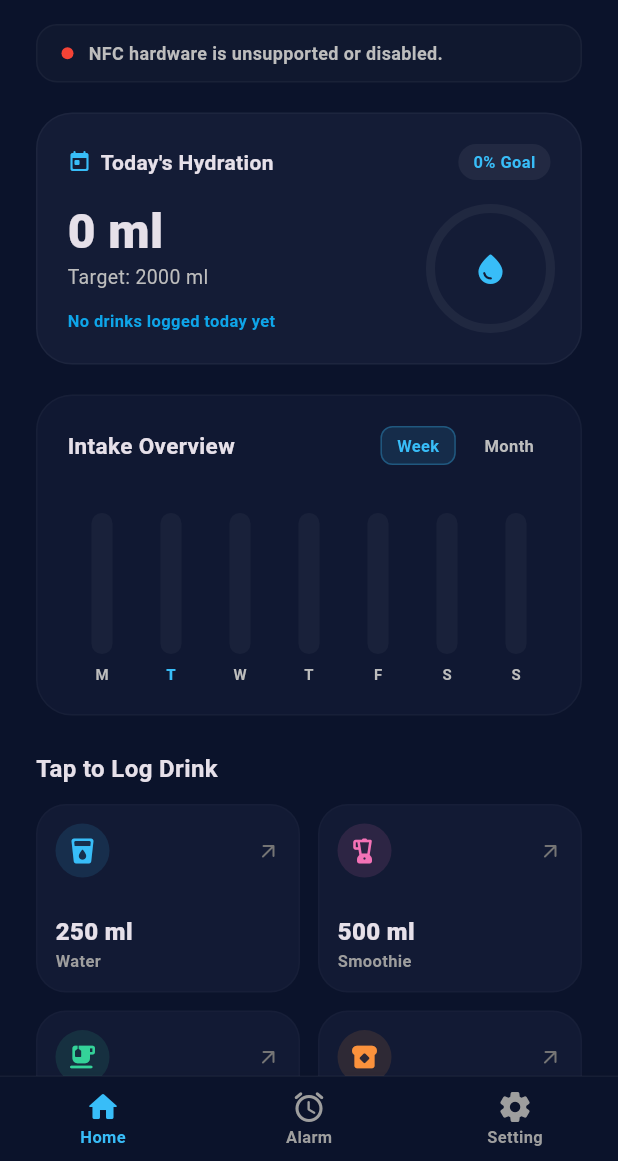
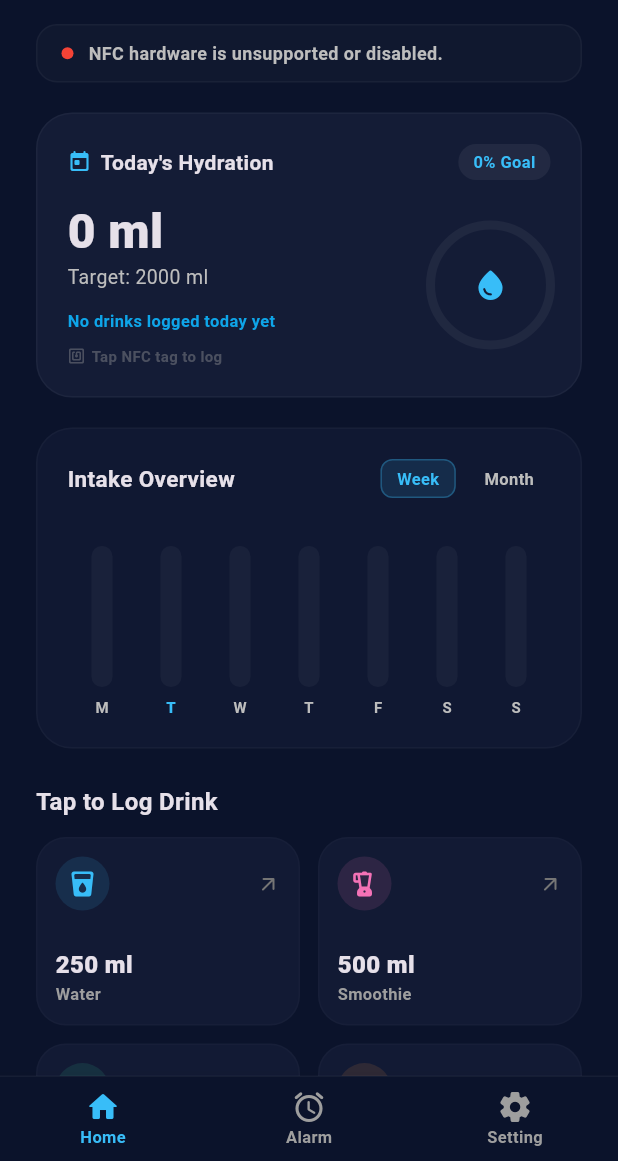
Before and after one commit to rmdir-sys32/hydra-water-tracker, a Flutter app: the screen it shows after launch, on a phone screen of 412 x 824 dp, the part 75-1236 px from its top. Run offline on Flutter 3.47's test engine with Material 3 defaults, Android fonts, the phone set to English and light mode, and no system bars; our stand-ins replace shared_preferences; missing offline and left inert: flutter_nfc_kit.

Commit message:
feat: add low-opacity NFC tapping tip in home card

```diff
--- a/lib/stats_page.dart
+++ b/lib/stats_page.dart
@@ -220,6 +220,25 @@ class _StatsPageState extends State<StatsPage> {
                               fontWeight: FontWeight.w600,
                               color: theme.colorScheme.secondary,
                             ),
+                          ),
+                          const SizedBox(height: 8),
+                          Row(
+                            children: [
+                              Icon(
+                                Icons.nfc_rounded,
+                                size: 12,
+                                color: Colors.grey[500]!.withOpacity(0.4),
+                              ),
+                              const SizedBox(width: 4),
+                              Text(
+                                "Tap NFC tag to log",
+                                style: TextStyle(
+                                  fontSize: 10,
+                                  fontWeight: FontWeight.bold,
+                                  color: Colors.grey[500]!.withOpacity(0.4),
+                                ),
+                              ),
+                            ],
                           ),
                         ],
                       ),
```
